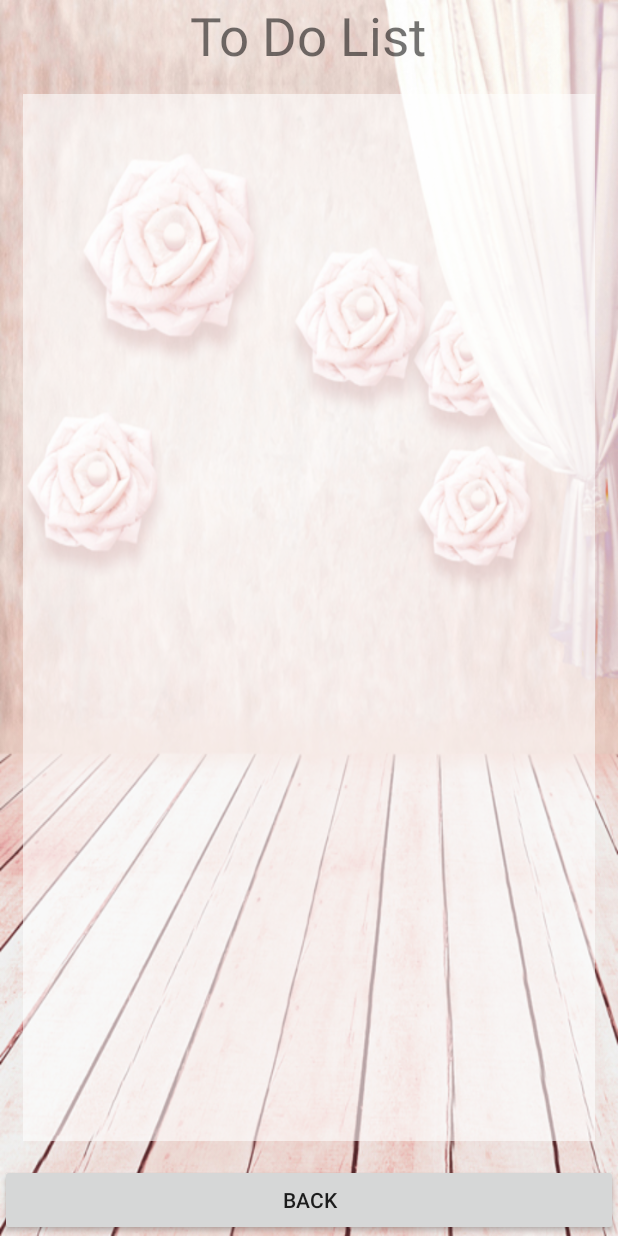
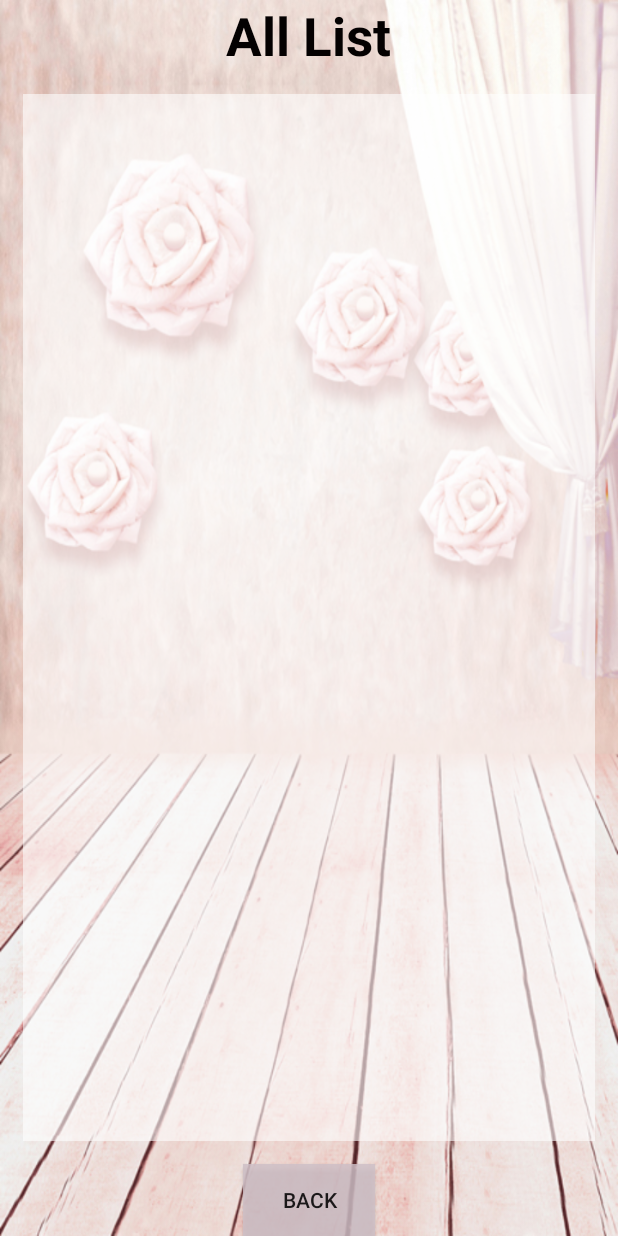
Before and after one commit to sirinrat-3010/Solendar_new, an Android app: the ReadAllDataListView screen opened directly, with no data from a screen before it, on a phone screen of 412 x 824 dp. Run offline under Robolectric (Android 15) with nearby library versions, the phone set to English and light mode, and no system bars.

Commit message:
เสร็จสมบูรณ์

```diff
--- a/app/src/main/res/layout/activity_read_all_data_list_view.xml
+++ b/app/src/main/res/layout/activity_read_all_data_list_view.xml
@@ -9,17 +9,22 @@
     <TextView
         android:layout_width="wrap_content"
         android:layout_height="wrap_content"
-        android:text="To Do List"
+        android:text="All List"
         android:id="@+id/textView10"
         android:textSize="@dimen/h1"
-        android:layout_centerHorizontal="true" />
+        android:layout_centerHorizontal="true"
+        android:textColor="#040101"
+        android:textStyle="bold" />
 
     <Button
-        android:layout_width="match_parent"
+        android:layout_width="wrap_content"
         android:layout_height="wrap_content"
         android:onClick="clickBackToDo"
         android:text="Back"
         android:id="@+id/button4"
+        android:layout_alignWithParentIfMissing="false"
+        android:layout_centerHorizontal="true"
+        android:background="#d0cec0c7"
         android:layout_alignParentBottom="true" />
 
     <ListView
--- a/app/src/main/res/layout/activity_to_do_adapter.xml
+++ b/app/src/main/res/layout/activity_to_do_adapter.xml
@@ -9,7 +9,7 @@
         android:layout_height="wrap_content"
         android:text="New Text"
         android:id="@+id/textView12"
-        android:textSize="@dimen/h1"
+        android:textSize="17sp"
         android:textStyle="bold" />
 
     <TextView
@@ -17,6 +17,6 @@
         android:layout_height="wrap_content"
         android:text="New Text"
         android:id="@+id/textView13"
-        android:textSize="25sp"
+        android:textSize="14sp"
         android:textStyle="italic" />
 </LinearLayout>
```
